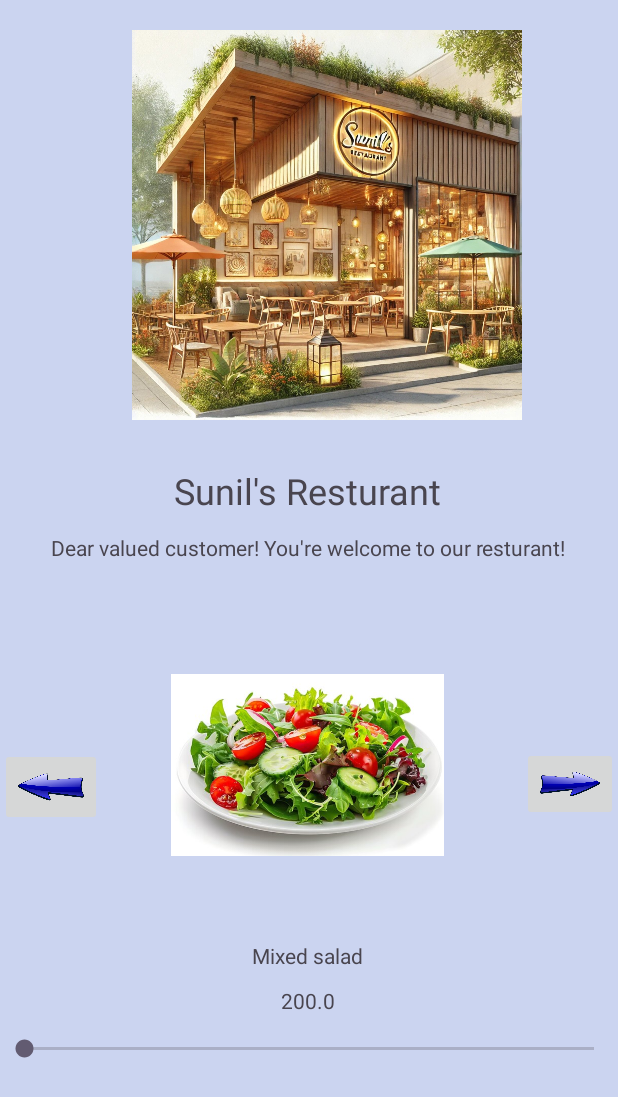
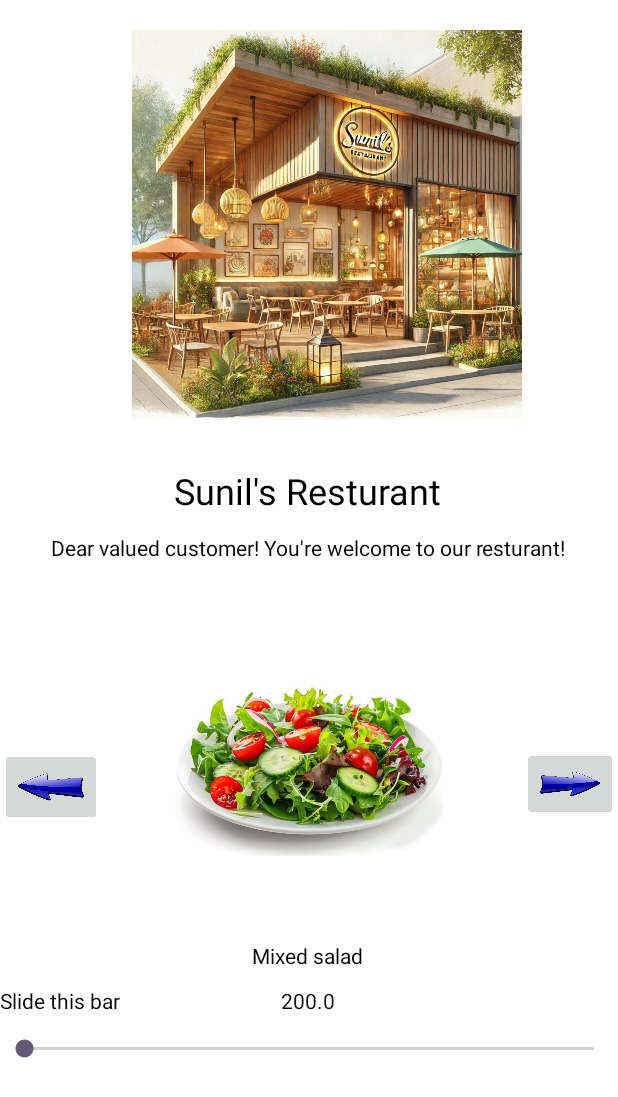
Before and after one commit to sunil-poudel/Sunil-Resturant, an Android app: the screen it shows after launch (MainActivity), after a tap on "Previous button", on a phone screen of 412 x 824 dp. Shown: the top 1097 px of the screen. Run offline under Robolectric (Android 15) with nearby library versions, the phone set to English and light mode, and no system bars.

Commit message:
fix UI issues, update app icon

```diff
--- a/app/src/main/java/com/example/resturant_utility/MainActivity.java
+++ b/app/src/main/java/com/example/resturant_utility/MainActivity.java
@@ -30,6 +30,9 @@ public class MainActivity extends AppCompatActivity {
     private SeekBar seekBar;
     private TextView seekQuantity;
     private TextView seekBill;
+    private TextView slideBar;
+
+
     private boolean firstClick = true;
     private int itemIndex=-1;
     private int orderQuantity=0;
@@ -54,7 +57,9 @@ public class MainActivity extends AppCompatActivity {
         seekBar = findViewById(R.id.seek_quantity);
         seekQuantity = findViewById(R.id.bill_quantity);
         seekBill = findViewById(R.id.bill_pay);
+        slideBar = findViewById(R.id.slide_bar);
 
+        slideBar.setVisibility(View.INVISIBLE);
         itemImage.setImageResource(R.drawable.initial_menu);
         seekBar.setVisibility(View.INVISIBLE);
 
@@ -69,6 +74,7 @@ public class MainActivity extends AppCompatActivity {
         next.setOnClickListener(new View.OnClickListener() {
             @Override
             public void onClick(View view) {
+                slideBar.setVisibility(View.VISIBLE);
                 seekBar.setVisibility(View.VISIBLE);
                 seekBar.setProgress(0);
 
@@ -83,6 +89,7 @@ public class MainActivity extends AppCompatActivity {
         previous.setOnClickListener(new View.OnClickListener() {
             @Override
             public void onClick(View view) {
+                slideBar.setVisibility(View.VISIBLE);
                 seekBar.setVisibility(View.VISIBLE);
                 seekBar.setProgress(0);
 
@@ -100,6 +107,7 @@ public class MainActivity extends AppCompatActivity {
         seekBar.setOnSeekBarChangeListener(new SeekBar.OnSeekBarChangeListener() {
             @Override
             public void onProgressChanged(SeekBar seekBar, int qty, boolean bool) {
+                slideBar.setVisibility(View.INVISIBLE);
                 seekQuantity.setText(String.format(Locale.US,"Quuantity: %d", qty));
                 seekBill.setText(String.format(Locale.US,"You'll pay: $%.2f", (qty*items.rate[itemIndex])));
                 orderQuantity = qty;
@@ -108,8 +116,6 @@ public class MainActivity extends AppCompatActivity {
                     order.setVisibility(View.VISIBLE);
                 else
                     order.setVisibility(View.INVISIBLE);
-
-                order.setBackgroundColor(Color.BLACK);
 
                 Log.d("SEEK", String.format("%d %s", qty, bool));
                 Log.d("SEEK", String.format("%d ", itemIndex));
--- a/app/src/main/res/layout/activity_main.xml
+++ b/app/src/main/res/layout/activity_main.xml
@@ -5,7 +5,7 @@
     android:id="@+id/main"
     android:layout_width="match_parent"
     android:layout_height="match_parent"
-    android:background="#CBD4F0"
+    android:background="#FFFFFF"
     tools:context=".MainActivity">
 
     <ImageView
@@ -24,6 +24,7 @@
         android:layout_width="wrap_content"
         android:layout_height="wrap_content"
         android:text=""
+        android:textColor="#050505"
         app:layout_constraintBottom_toBottomOf="parent"
         app:layout_constraintEnd_toEndOf="parent"
         app:layout_constraintHorizontal_bias="0.498"
@@ -36,6 +37,7 @@
         android:layout_width="wrap_content"
         android:layout_height="wrap_content"
         android:text=""
+        android:textColor="#0F0B0B"
         app:layout_constraintBottom_toBottomOf="parent"
         app:layout_constraintEnd_toEndOf="parent"
         app:layout_constraintHorizontal_bias="0.498"
@@ -48,6 +50,7 @@
         android:layout_width="wrap_content"
         android:layout_height="wrap_content"
         android:text="@string/resturant_name"
+        android:textColor="#000000"
         android:textSize="24sp"
         app:layout_constraintBottom_toBottomOf="parent"
         app:layout_constraintEnd_toEndOf="parent"
@@ -73,6 +76,7 @@
         android:layout_width="wrap_content"
         android:layout_height="wrap_content"
         android:text="@string/welcome_note"
+        android:textColor="#040303"
         app:layout_constraintBottom_toBottomOf="parent"
         app:layout_constraintEnd_toEndOf="parent"
         app:layout_constraintHorizontal_bias="0.492"
@@ -124,18 +128,19 @@
         android:id="@+id/seek_quantity"
         android:layout_width="fill_parent"
         android:layout_height="wrap_content"
+        android:max="10"
         app:layout_constraintBottom_toBottomOf="parent"
         app:layout_constraintEnd_toEndOf="parent"
         app:layout_constraintStart_toStartOf="parent"
         app:layout_constraintTop_toTopOf="parent"
-        app:layout_constraintVertical_bias="0.856"
-        android:max="10"/>
+        app:layout_constraintVertical_bias="0.856" />
 
     <TextView
         android:id="@+id/bill_quantity"
         android:layout_width="wrap_content"
         android:layout_height="wrap_content"
         android:text=""
+        android:textColor="#0F0E0E"
         app:layout_constraintBottom_toBottomOf="parent"
         app:layout_constraintEnd_toEndOf="parent"
         app:layout_constraintHorizontal_bias="0.059"
@@ -148,6 +153,7 @@
         android:layout_width="wrap_content"
         android:layout_height="wrap_content"
         android:text=""
+        android:textColor="#0B0A0A"
         app:layout_constraintBottom_toBottomOf="parent"
         app:layout_constraintEnd_toEndOf="parent"
         app:layout_constraintHorizontal_bias="0.906"
@@ -155,4 +161,17 @@
         app:layout_constraintTop_toTopOf="parent"
         app:layout_constraintVertical_bias="0.897" />
 
+    <TextView
+        android:id="@+id/slide_bar"
+        android:layout_width="wrap_content"
+        android:layout_height="wrap_content"
+        android:text="@string/slide_this_bar"
+        android:textColor="#070707"
+        app:layout_constraintBottom_toBottomOf="parent"
+        app:layout_constraintEnd_toEndOf="parent"
+        app:layout_constraintHorizontal_bias="0.0"
+        app:layout_constraintStart_toStartOf="parent"
+        app:layout_constraintTop_toTopOf="parent"
+        app:layout_constraintVertical_bias="0.817" />
+
 </androidx.constraintlayout.widget.ConstraintLayout>
--- a/app/src/main/res/values/strings.xml
+++ b/app/src/main/res/values/strings.xml
@@ -1,5 +1,5 @@
 <resources>
-    <string name="app_name">Resturant_Utility</string>
+    <string name="app_name">Sunil Resturant</string>
     <string name="resturant_name">Sunil\'s Resturant</string>
     <string name="welcome_note">Dear valued customer! You\'re welcome to our resturant!</string>
     <string name="next_button">Next button</string>
@@ -12,5 +12,6 @@
     <string name="scroll_to_set_the_tipping_scale">Scroll to set the percentage you want to tip.</string>
     <string name="yes">Yes</string>
     <string name="no">No</string>
+    <string name="slide_this_bar">Slide this bar</string>
 
 </resources>
```
Also changed, not shown: app/src/main/res/layout/activity_pay.xml (+10 -0 lines).
